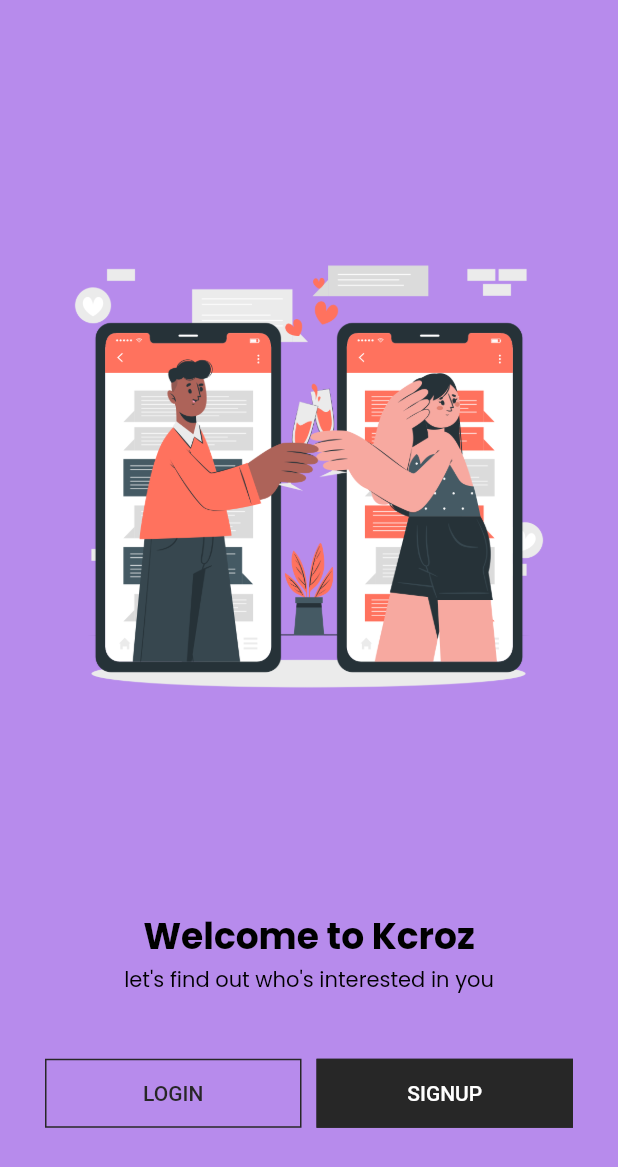
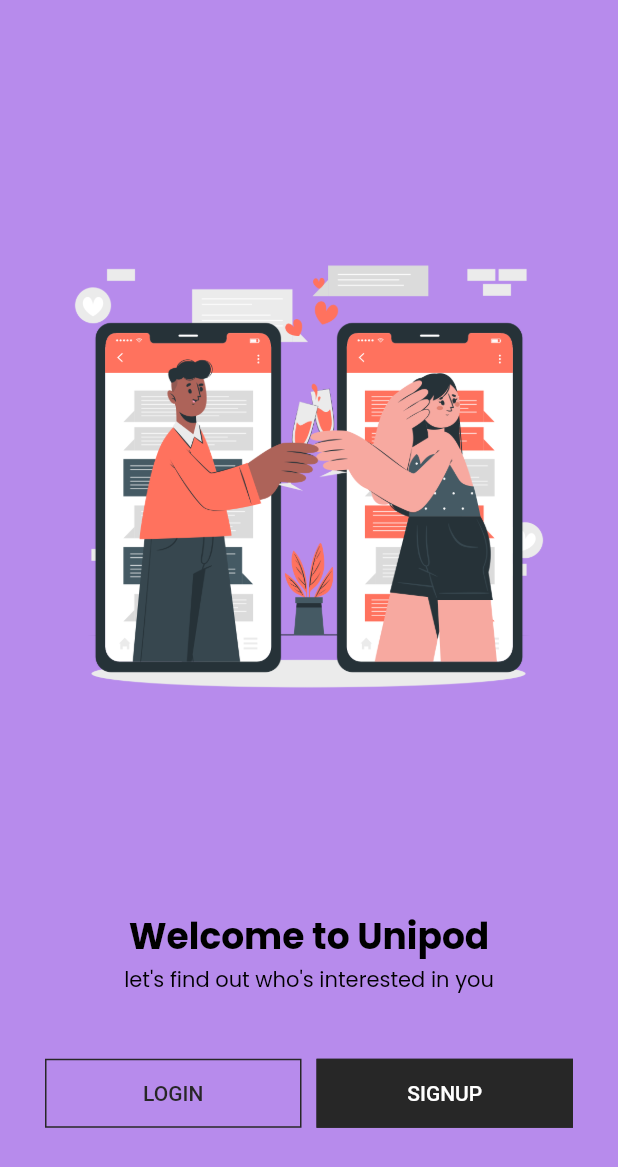
Before and after one commit to PurinduWeerawardana/unipod, a Flutter app: the screen it shows after launch, on a phone screen of 412 x 824 dp. Shown: the top 1167 px of the screen. Run offline on Flutter 3.47's test engine with Material 2 defaults, Android fonts, the phone set to English and light mode, and no system bars; our stand-ins replace cloud_firestore, firebase_auth, firebase_core, firebase_storage, flutter_otp_text_field, get and 6 more; accounts and stored records are empty.

Commit message:
Create String resources

```diff
--- a/lib/src/constants/text_string.dart
+++ b/lib/src/constants/text_string.dart
@@ -14,7 +14,7 @@
 
 
 // Splash Screen Text
-const String kcrozAppName = "kcroz";
+const String kcrozAppName = "Unipod";
 const String kcrozAppTagLine = "Your Favorite\nDating Application";
 
 // OnBoarding Text
@@ -30,7 +30,7 @@
 
 
 // Welcome Screen Text
-const String kcrozWelcomeTitle = "Welcome to Kcroz";
+const String kcrozWelcomeTitle = "Welcome to Unipod";
 const String kcrozWelcomeSubTitle = "let's find out who's interested in you ";
 
 
```
Also changed, not shown: lib/firebase_options.dart, 1 other file.
